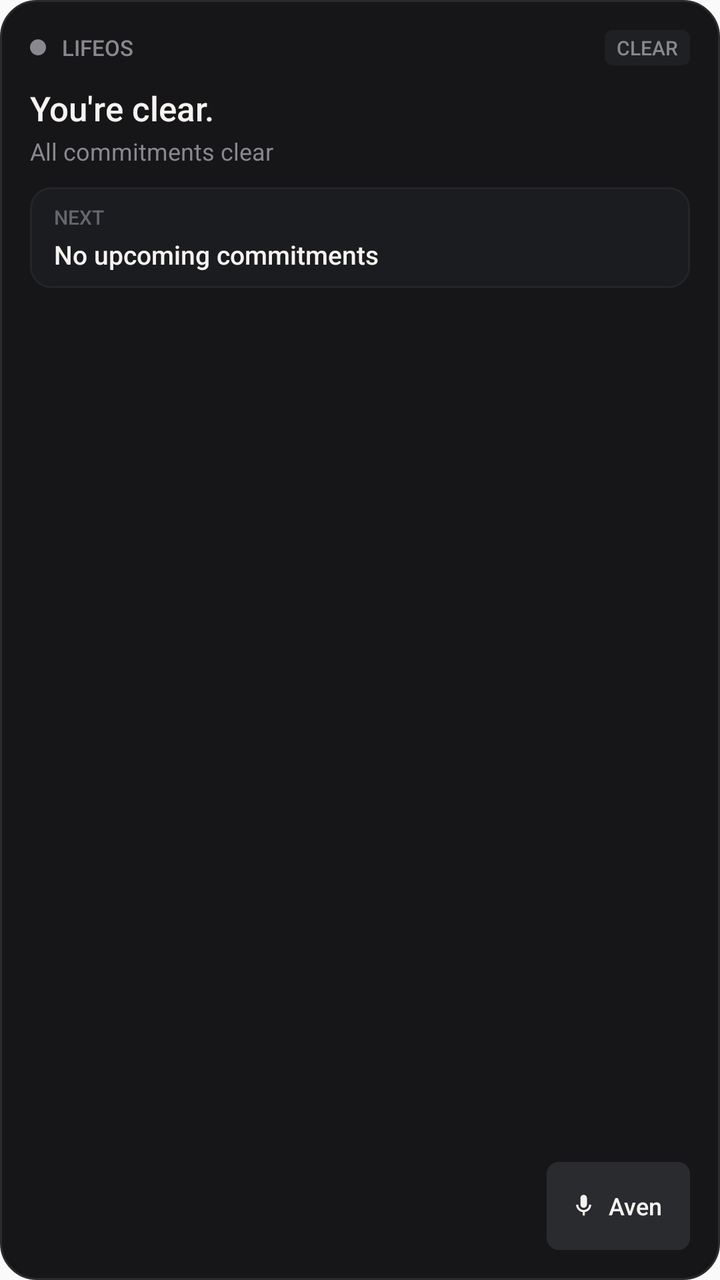
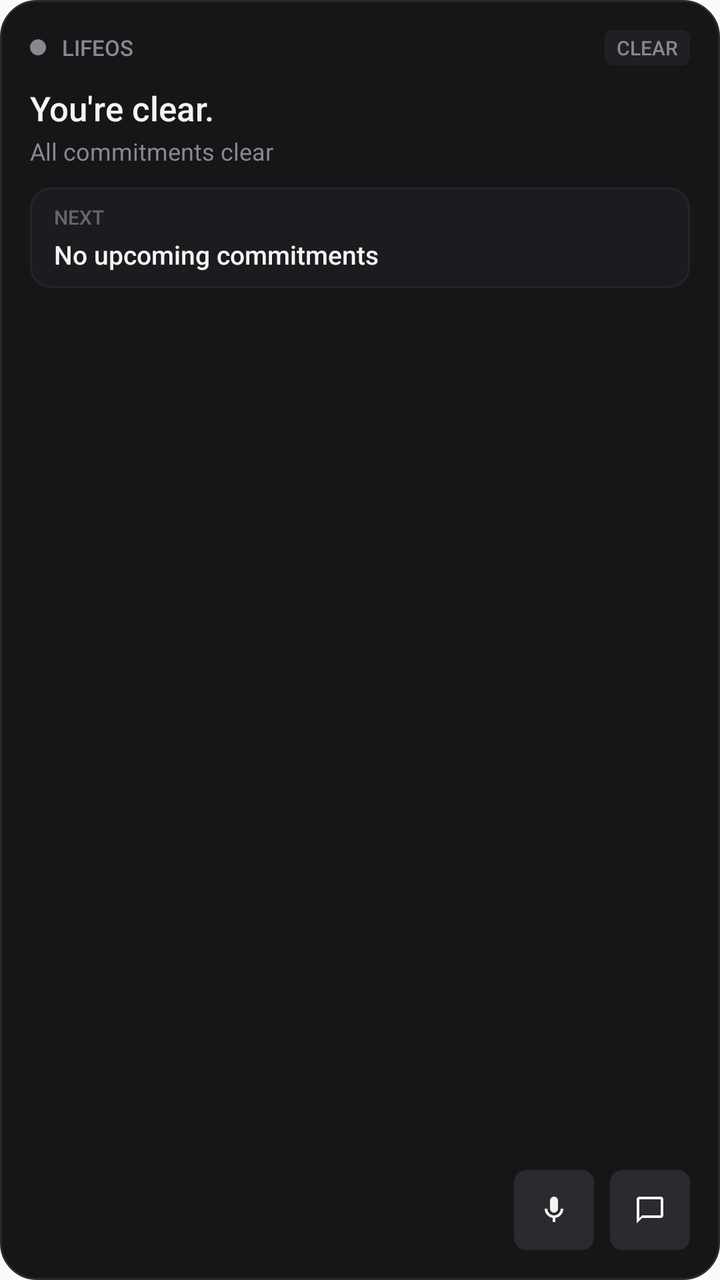

Before-and-after screenshots of an Android layout around one commit, followed by the original layout XML and the change that was made.
<!-- AndroidManifest.xml: application theme AppTheme -->
<!-- res/layout/widget_glance_layout.xml -->
<?xml version="1.0" encoding="utf-8"?>
<LinearLayout xmlns:android="http://schemas.android.com/apk/res/android"
    android:id="@+id/widget_root"
    android:layout_width="match_parent"
    android:layout_height="match_parent"
    android:background="@drawable/widget_background"
    android:orientation="vertical"
    android:padding="15dp">

    
    <LinearLayout
        android:layout_width="match_parent"
        android:layout_height="wrap_content"
        android:gravity="center_vertical"
        android:orientation="horizontal">

        
        <ImageView
            android:id="@+id/widget_status_dot"
            android:layout_width="8dp"
            android:layout_height="8dp"
            android:src="@drawable/widget_dot_gray"
            android:contentDescription="Status indicator" />

        <TextView
            android:id="@+id/widget_header_label"
            android:layout_width="0dp"
            android:layout_height="wrap_content"
            android:layout_marginStart="8dp"
            android:layout_marginLeft="8dp"
            android:layout_weight="1"
            android:fontFamily="sans-serif-medium"
            android:text="LIFEOS"
            android:textColor="#88888E"
            android:textSize="11sp" />

        <TextView
            android:id="@+id/widget_mode_badge"
            android:layout_width="wrap_content"
            android:layout_height="wrap_content"
            android:background="@drawable/widget_badge_bg_muted"
            android:fontFamily="sans-serif-medium"
            android:text="CLEAR"
            android:textColor="#88888E"
            android:textSize="10sp" />
    </LinearLayout>

    
    <FrameLayout
        android:layout_width="match_parent"
        android:layout_height="wrap_content"
        android:layout_marginTop="10dp">

        
        <LinearLayout
            android:id="@+id/container_state_clear"
            android:layout_width="match_parent"
            android:layout_height="wrap_content"
            android:orientation="vertical"
            android:visibility="visible">

            <TextView
                android:id="@+id/widget_clear_title"
                android:layout_width="match_parent"
                android:layout_height="wrap_content"
                android:fontFamily="sans-serif-medium"
                android:text="You're clear."
                android:textColor="#F6F3F1"
                android:textSize="17sp" />

            <TextView
                android:id="@+id/widget_clear_subtitle"
                android:layout_width="match_parent"
                android:layout_height="wrap_content"
                android:layout_marginTop="2dp"
                android:fontFamily="sans-serif"
                android:text="All commitments clear"
                android:textColor="#88888E"
                android:textSize="12sp" />

            
            <LinearLayout
                android:id="@+id/widget_clear_next_card"
                android:layout_width="match_parent"
                android:layout_height="wrap_content"
                android:layout_marginTop="10dp"
                android:background="@drawable/widget_subcard_bg"
                android:orientation="vertical"
                android:paddingStart="12dp"
                android:paddingEnd="12dp"
                android:paddingTop="8dp"
                android:paddingBottom="8dp"
                android:visibility="visible">

                <TextView
                    android:id="@+id/widget_clear_next_label"
                    android:layout_width="wrap_content"
                    android:layout_height="wrap_content"
                    android:fontFamily="sans-serif-medium"
                    android:text="NEXT"
                    android:textColor="#66666D"
                    android:textSize="10sp" />

                <LinearLayout
                    android:layout_width="match_parent"
                    android:layout_height="wrap_content"
                    android:layout_marginTop="3dp"
                    android:gravity="center_vertical"
                    android:orientation="horizontal">

                    <TextView
                        android:id="@+id/widget_clear_next_title"
                        android:layout_width="0dp"
                        android:layout_height="wrap_content"
                        android:layout_weight="1"
                        android:ellipsize="end"
                        android:fontFamily="sans-serif-medium"
                        android:maxLines="1"
                        android:text="No upcoming commitments"
                        android:textColor="#F6F3F1"
                        android:textSize="13sp" />

                    <TextView
                        android:id="@+id/widget_clear_next_time"
                        android:layout_width="wrap_content"
                        android:layout_height="wrap_content"
                        android:layout_marginStart="8dp"
                        android:layout_marginLeft="8dp"
                        android:fontFamily="sans-serif"
                        android:text=""
                        android:textColor="#88888E"
                        android:textSize="12sp" />
                </LinearLayout>
            </LinearLayout>
        </LinearLayout>

        
        <LinearLayout
            android:id="@+id/container_state_upcoming"
            android:layout_width="match_parent"
            android:layout_height="wrap_content"
            android:orientation="vertical"
            android:visibility="gone">

            <TextView
                android:id="@+id/widget_upcoming_title"
                android:layout_width="match_parent"
                android:layout_height="wrap_content"
                android:ellipsize="end"
                android:fontFamily="sans-serif-medium"
                android:maxLines="1"
                android:textColor="#F6F3F1"
                android:textSize="16sp" />

            <TextView
                android:id="@+id/widget_upcoming_subtitle"
                android:layout_width="match_parent"
                android:layout_height="wrap_content"
                android:layout_marginTop="3dp"
                android:ellipsize="end"
                android:fontFamily="sans-serif"
                android:maxLines="1"
                android:textColor="#88888E"
                android:textSize="12sp" />
        </LinearLayout>

        
        <LinearLayout
            android:id="@+id/container_state_active"
            android:layout_width="match_parent"
            android:layout_height="wrap_content"
            android:orientation="vertical"
            android:visibility="gone">

            <TextView
                android:id="@+id/widget_active_title"
                android:layout_width="match_parent"
                android:layout_height="wrap_content"
                android:ellipsize="end"
                android:fontFamily="sans-serif-medium"
                android:maxLines="1"
                android:textColor="#F6F3F1"
                android:textSize="16sp" />

            <LinearLayout
                android:layout_width="match_parent"
                android:layout_height="wrap_content"
                android:layout_marginTop="4dp"
                android:gravity="center_vertical"
                android:orientation="horizontal">

                <Chronometer
                    android:id="@+id/widget_chronometer"
                    android:layout_width="wrap_content"
                    android:layout_height="wrap_content"
                    android:fontFamily="sans-serif-medium"
                    android:textColor="#E8414A"
                    android:textSize="13sp" />

                <TextView
                    android:id="@+id/widget_chronometer_dot"
                    android:layout_width="wrap_content"
                    android:layout_height="wrap_content"
                    android:text=" · "
                    android:textColor="#66666D"
                    android:textSize="12sp" />

                <TextView
                    android:id="@+id/widget_active_subtitle"
                    android:layout_width="wrap_content"
                    android:layout_height="wrap_content"
                    android:ellipsize="end"
                    android:fontFamily="sans-serif"
                    android:maxLines="1"
                    android:textColor="#88888E"
                    android:textSize="12sp" />
            </LinearLayout>
        </LinearLayout>

        
        <LinearLayout
            android:id="@+id/container_state_proposal"
            android:layout_width="match_parent"
            android:layout_height="wrap_content"
            android:orientation="vertical"
            android:visibility="gone">

            <TextView
                android:id="@+id/widget_proposal_title"
                android:layout_width="match_parent"
                android:layout_height="wrap_content"
                android:ellipsize="end"
                android:fontFamily="sans-serif-medium"
                android:maxLines="1"
                android:textColor="#F6F3F1"
                android:textSize="16sp" />

            <TextView
                android:id="@+id/widget_proposal_subtitle"
                android:layout_width="match_parent"
                android:layout_height="wrap_content"
                android:layout_marginTop="3dp"
                android:fontFamily="sans-serif"
                android:text="Ready to start?"
                android:textColor="#88888E"
                android:textSize="12sp" />
        </LinearLayout>
    </FrameLayout>

    
    <FrameLayout
        android:layout_width="match_parent"
        android:layout_height="0dp"
        android:layout_weight="1" />

    
    <LinearLayout
        android:layout_width="match_parent"
        android:layout_height="wrap_content"
        android:gravity="center_vertical"
        android:orientation="horizontal">

        
        <LinearLayout
            android:id="@+id/container_action_controls"
            android:layout_width="wrap_content"
            android:layout_height="wrap_content"
            android:gravity="center_vertical"
            android:orientation="horizontal"
            android:visibility="gone">

            
            <LinearLayout
                android:id="@+id/btn_action_start"
                android:layout_width="wrap_content"
                android:layout_height="wrap_content"
                android:minHeight="44dp"
                android:gravity="center_vertical"
                android:orientation="horizontal"
                android:background="@drawable/widget_btn_obsidian_accent"
                android:contentDescription="Start scheduled task"
                android:paddingStart="12dp"
                android:paddingEnd="14dp"
                android:paddingTop="6dp"
                android:paddingBottom="6dp"
                android:visibility="gone">

                <ImageView
                    android:layout_width="11dp"
                    android:layout_height="11dp"
                    android:src="@drawable/ic_action_play"
                    android:contentDescription="" />

                <TextView
                    android:id="@+id/txt_action_start"
                    android:layout_width="wrap_content"
                    android:layout_height="wrap_content"
                    android:layout_marginStart="6dp"
                    android:layout_marginLeft="6dp"
                    android:fontFamily="sans-serif-medium"
                    android:text="Start"
                    android:textColor="#F59E0B"
                    android:textSize="12sp" />
            </LinearLayout>

            
            <LinearLayout
                android:id="@+id/btn_action_done"
                android:layout_width="wrap_content"
                android:layout_height="wrap_content"
                android:minHeight="44dp"
                android:gravity="center_vertical"
                android:orientation="horizontal"
                android:background="@drawable/widget_btn_crimson"
                android:contentDescription="Complete active task"
                android:paddingStart="12dp"
                android:paddingEnd="14dp"
                android:paddingTop="6dp"
                android:paddingBottom="6dp"
                android:visibility="gone">

                <ImageView
                    android:layout_width="12dp"
                    android:layout_height="12dp"
                    android:src="@drawable/ic_action_check"
                    android:contentDescription="" />

                <TextView
                    android:id="@+id/txt_action_done"
                    android:layout_width="wrap_content"
                    android:layout_height="wrap_content"
                    android:layout_marginStart="6dp"
                    android:layout_marginLeft="6dp"
                    android:fontFamily="sans-serif-medium"
                    android:text="Done"
                    android:textColor="#FFFFFF"
                    android:textSize="12sp" />
            </LinearLayout>

            
            <LinearLayout
                android:id="@+id/btn_action_pause"
                android:layout_width="wrap_content"
                android:layout_height="wrap_content"
                android:minHeight="44dp"
                android:minWidth="44dp"
                android:gravity="center"
                android:layout_marginStart="6dp"
                android:layout_marginLeft="6dp"
                android:background="@drawable/widget_btn_neutral"
                android:contentDescription="Pause active task"
                android:paddingStart="10dp"
                android:paddingEnd="10dp"
                android:paddingTop="6dp"
                android:paddingBottom="6dp"
                android:visibility="gone">

                <ImageView
                    android:layout_width="12dp"
                    android:layout_height="12dp"
                    android:src="@drawable/ic_action_pause"
                    android:contentDescription="" />
            </LinearLayout>

            
            <TextView
                android:id="@+id/btn_action_extend"
                android:layout_width="wrap_content"
                android:layout_height="wrap_content"
                android:minHeight="44dp"
                android:minWidth="44dp"
                android:gravity="center"
                android:layout_marginStart="6dp"
                android:layout_marginLeft="6dp"
                android:background="@drawable/widget_btn_neutral"
                android:contentDescription="Extend task 15 minutes"
                android:fontFamily="sans-serif-medium"
                android:paddingStart="10dp"
                android:paddingEnd="10dp"
                android:paddingTop="6dp"
                android:paddingBottom="6dp"
                android:text="+15m"
                android:textColor="#F6F3F1"
                android:textSize="12sp"
                android:visibility="gone" />
        </LinearLayout>

        
        <FrameLayout
            android:layout_width="0dp"
            android:layout_height="match_parent"
            android:layout_weight="1" />

        
        <LinearLayout
            android:id="@+id/widget_aven_button"
            android:layout_width="wrap_content"
            android:layout_height="wrap_content"
            android:minHeight="44dp"
            android:gravity="center_vertical"
            android:orientation="horizontal"
            android:background="@drawable/widget_button_bg"
            android:contentDescription="Summon Aven assistant"
            android:paddingStart="12dp"
            android:paddingEnd="14dp"
            android:paddingTop="6dp"
            android:paddingBottom="6dp">

            <ImageView
                android:layout_width="13dp"
                android:layout_height="13dp"
                android:src="@drawable/ic_aven_mic"
                android:contentDescription="" />

            <TextView
                android:layout_width="wrap_content"
                android:layout_height="wrap_content"
                android:layout_marginStart="6dp"
                android:layout_marginLeft="6dp"
                android:fontFamily="sans-serif-medium"
                android:text="Aven"
                android:textColor="#F6F3F1"
                android:textSize="12sp" />
        </LinearLayout>
    </LinearLayout>
</LinearLayout>
<!-- resources referenced by this layout -->
<resources>
  <!-- drawable ic_action_check (drawable) -->
  <vector xmlns:android="http://schemas.android.com/apk/res/android"
      android:width="24dp"
      android:height="24dp"
      android:viewportWidth="24"
      android:viewportHeight="24">
    <path
        android:fillColor="#FFFFFF"
        android:pathData="M9,16.2L4.8,12l-1.4,1.4L9,19 21,7l-1.4,-1.4L9,16.2z"/>
  </vector>
  <!-- drawable ic_action_pause (drawable) -->
  <vector xmlns:android="http://schemas.android.com/apk/res/android"
      android:width="24dp"
      android:height="24dp"
      android:viewportWidth="24"
      android:viewportHeight="24">
    <path
        android:fillColor="#F6F3F1"
        android:pathData="M6,19h4V5H6v14zm8,-14v14h4V5h-4z"/>
  </vector>
  <!-- drawable ic_action_play (drawable) -->
  <vector xmlns:android="http://schemas.android.com/apk/res/android"
      android:width="24dp"
      android:height="24dp"
      android:viewportWidth="24"
      android:viewportHeight="24">
    <path
        android:fillColor="#F59E0B"
        android:pathData="M8,5v14l11,-7z"/>
  </vector>
  <!-- drawable widget_background (drawable) -->
  <?xml version="1.0" encoding="utf-8"?>
  <shape xmlns:android="http://schemas.android.com/apk/res/android"
      android:shape="rectangle">
      <solid android:color="#161618" />
      <stroke
          android:width="1dp"
          android:color="#2A2B2F" />
      <corners android:radius="18dp" />
  </shape>
  <!-- drawable widget_btn_crimson (drawable) -->
  <?xml version="1.0" encoding="utf-8"?>
  <shape xmlns:android="http://schemas.android.com/apk/res/android"
      android:shape="rectangle">
      <solid android:color="#E8414A" />
      <corners android:radius="6dp" />
  </shape>
  <!-- drawable widget_btn_neutral (drawable) -->
  <?xml version="1.0" encoding="utf-8"?>
  <shape xmlns:android="http://schemas.android.com/apk/res/android"
      android:shape="rectangle">
      <solid android:color="#1F2023" />
      <stroke
          android:width="1dp"
          android:color="#2A2B2F" />
      <corners android:radius="6dp" />
  </shape>
  <!-- drawable widget_btn_obsidian_accent (drawable) -->
  <?xml version="1.0" encoding="utf-8"?>
  <shape xmlns:android="http://schemas.android.com/apk/res/android"
      android:shape="rectangle">
      <solid android:color="#222327" />
      <stroke
          android:width="1dp"
          android:color="#40F59E0B" />
      <corners android:radius="6dp" />
  </shape>
  <!-- drawable widget_button_bg (drawable) -->
  <?xml version="1.0" encoding="utf-8"?>
  <shape xmlns:android="http://schemas.android.com/apk/res/android"
      android:shape="rectangle">
      <solid android:color="#2A2B2F" />
      <corners android:radius="6dp" />
  </shape>
  <!-- drawable widget_dot_gray (drawable) -->
  <?xml version="1.0" encoding="utf-8"?>
  <shape xmlns:android="http://schemas.android.com/apk/res/android"
      android:shape="oval">
      <solid android:color="#88888E" />
      <size
          android:width="8dp"
          android:height="8dp" />
  </shape>
  <!-- drawable widget_subcard_bg (drawable) -->
  <?xml version="1.0" encoding="utf-8"?>
  <shape xmlns:android="http://schemas.android.com/apk/res/android"
      android:shape="rectangle">
      <solid android:color="#1B1C1F" />
      <stroke
          android:width="1dp"
          android:color="#242529" />
      <corners android:radius="10dp" />
  </shape>
  <color name="colorPrimary">#023c69</color>
  <!-- unchanged entries left out for length: 4 -->
</resources>

<!-- the commit's change to res/layout/widget_glance_layout.xml (unified diff, before → after) -->
@@ -393,34 +393,48 @@
 
         
         <LinearLayout
-            android:id="@+id/widget_aven_button"
             android:layout_width="wrap_content"
             android:layout_height="wrap_content"
-            android:minHeight="44dp"
             android:gravity="center_vertical"
-            android:orientation="horizontal"
-            android:background="@drawable/widget_button_bg"
-            android:contentDescription="Summon Aven assistant"
-            android:paddingStart="12dp"
-            android:paddingEnd="14dp"
-            android:paddingTop="6dp"
-            android:paddingBottom="6dp">
-
-            <ImageView
-                android:layout_width="13dp"
-                android:layout_height="13dp"
-                android:src="@drawable/ic_aven_mic"
-                android:contentDescription="" />
-
-            <TextView
-                android:layout_width="wrap_content"
-                android:layout_height="wrap_content"
-                android:layout_marginStart="6dp"
-                android:layout_marginLeft="6dp"
-                android:fontFamily="sans-serif-medium"
-                android:text="Aven"
-                android:textColor="#F6F3F1"
-                android:textSize="12sp" />
+            android:orientation="horizontal">
+
+            
+            <LinearLayout
+                android:id="@+id/widget_aven_voice_button"
+                android:layout_width="40dp"
+                android:layout_height="40dp"
+                android:minWidth="44dp"
+                android:minHeight="44dp"
+                android:gravity="center"
+                android:background="@drawable/widget_button_bg"
+                android:contentDescription="Summon Voice Aven">
+
+                <ImageView
+                    android:layout_width="16dp"
+                    android:layout_height="16dp"
+                    android:src="@drawable/ic_aven_mic"
+                    android:contentDescription="" />
+            </LinearLayout>
+
+            
+            <LinearLayout
+                android:id="@+id/widget_aven_text_button"
+                android:layout_width="40dp"
+                android:layout_height="40dp"
+                android:layout_marginStart="8dp"
+                android:layout_marginLeft="8dp"
+                android:minWidth="44dp"
+                android:minHeight="44dp"
+                android:gravity="center"
+                android:background="@drawable/widget_button_bg"
+                android:contentDescription="Summon Text Aven">
+
+                <ImageView
+                    android:layout_width="16dp"
+                    android:layout_height="16dp"
+                    android:src="@drawable/ic_action_message"
+                    android:contentDescription="" />
+            </LinearLayout>
         </LinearLayout>
     </LinearLayout>
 </LinearLayout>
<!-- resource entries referenced after the edit -->
@@ -9,6 +9,16 @@
     <path
         android:fillColor="#FFFFFF"
         android:pathData="M9,16.2L4.8,12l-1.4,1.4L9,19 21,7l-1.4,-1.4L9,16.2z"/>
+  </vector>
+  <!-- drawable ic_action_message (drawable) -->
+  <vector xmlns:android="http://schemas.android.com/apk/res/android"
+      android:width="24dp"
+      android:height="24dp"
+      android:viewportWidth="24"
+      android:viewportHeight="24">
+    <path
+        android:fillColor="#F6F3F1"
+        android:pathData="M20,2H4c-1.1,0 -2,0.9 -2,2v18l4,-4h14c1.1,0 2,-0.9 2,-2V4c0,-1.1 -0.9,-2 -2,-2zM20,16H6l-2,2V4h16v12z"/>
   </vector>
   <!-- drawable ic_action_pause (drawable) -->
   <vector xmlns:android="http://schemas.android.com/apk/res/android"
